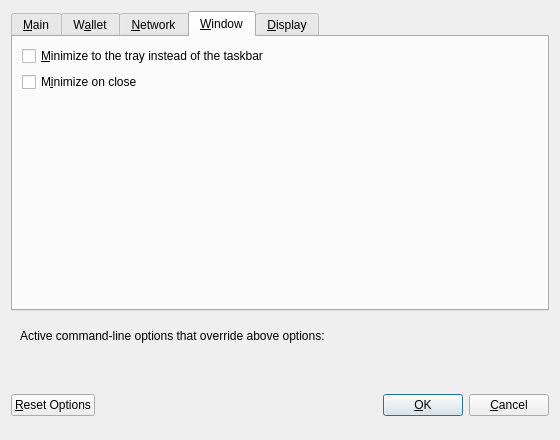
Before: the Qt Designer form src/qt/forms/optionsdialog.ui in tlc2/uniqredit, drawn with Qt 5.
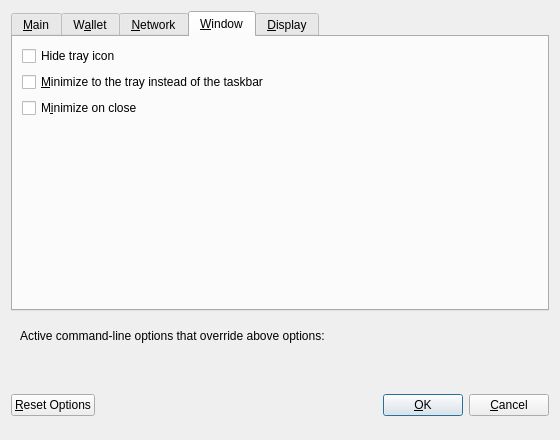
After: the same form once the commit is applied. The open tabs and pages were chosen to show the change. Custom widgets are drawn as their Qt base class.

Patch:
```diff
--- a/src/qt/forms/optionsdialog.ui
+++ b/src/qt/forms/optionsdialog.ui
@@ -504,6 +504,16 @@
        <string>&amp;Window</string>
       </attribute>
       <layout class="QVBoxLayout" name="verticalLayout_Window">
+       <item>
+        <widget class="QCheckBox" name="hideTrayIcon">
+         <property name="toolTip">
+          <string>&amp;Hide the icon from the system tray.</string>
+         </property>
+         <property name="text">
+          <string>Hide tray icon</string>
+         </property>
+        </widget>
+       </item>
        <item>
         <widget class="QCheckBox" name="minimizeToTray">
          <property name="toolTip">
```
